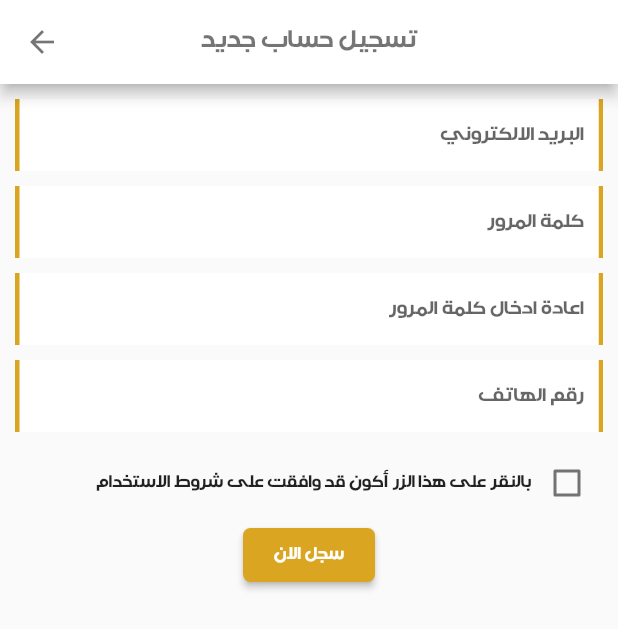
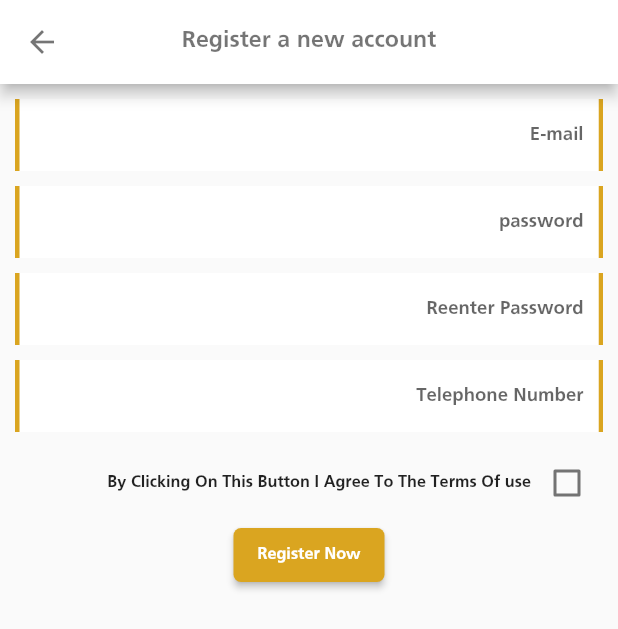
Before and after one commit to saifamer2030/kakul, a Flutter app: the RegisterNewUser screen opened directly, on a phone screen of 412 x 824 dp. Shown: the top 629 px of the screen. Run offline on Flutter 3.47's test engine with Material 2 defaults, Android fonts, the phone set to English and light mode, and no system bars; our stand-ins replace dio, flutter_cache_manager, flutter_rating_bar, flutter_speed_dial, flutter_spinkit, flutter_swiper and 7 more; missing offline and left inert: devicelocale, fluster; accounts and stored records are empty; network calls fail.

Commit message:
Final App kakul

```diff
--- a/assets/langs/ar.json
+++ b/assets/langs/ar.json
@@ -107,7 +107,7 @@
     "TheMainSection": "القسم الرئيسي",
     "Subsection": "القسم الفرعي",
     "TheDescription": "الوصف",
-    "TelephoneNumber": "رقم الهاتف",
+    "TelephoneNumber": "رقم الجوال",
     "CommercialRegistrationNo": "رقم السجل التجاري",
     "CompanyAddress": "عنوان الشركة",
     "ProfilePictureHasBeenAttached": "تم ارفاق صورة البروفايل'",
@@ -121,7 +121,7 @@
     "YoutubeChannelLink": "رابط قناة اليوتيوب",
     "SnapchatLink": "رابط سناب شات",
     "ByClickingOnThisButtonIAgreeToTheTermsOfuse": "بالنقر على هذا الزر أكون قد وافقت على شروط الاستخدام",
-    "CompanyRegistrationInProgress": "جاري تسجيل الشركة",
+    "CompanyRegistrationInProgress": "جاري تسجيل ",
     "SuccessfullyRegistered": "تم التسجيل بنجاح",
     "RegisterNow": "سجل الان",
     "PleaseFillInTheRequiredSpaces": "من فضلك املأ الفراغات المطلوبة",
@@ -141,7 +141,10 @@
     "PostJob": "إضافة وظيفة",
     "AddOffer": "إضافة عرض",
     "AddNews": "إضافة خبر",
-    "Login" : "تسجيل دخول"
+    "Login" : "تسجيل دخول",
+    "NewJobAlertFromCompany": "تنبيه بوظيفة جديدة من شركة ",
+    "RegisterNewAccount": "تسجيل حساب جديد",
+    "ThereIsNo": "لا يوجد"
 
 
 
--- a/lib/view/notify.dart
+++ b/lib/view/notify.dart
@@ -35,7 +35,7 @@
                             backgroundColor: MyColor.customColor,
                             child: Image.asset('assets/profile2.png'),
                           ),
-                          title: Text('تنبيه بوظيفة جديدة من شركة  ${jobPro.jobs[index].name}'),
+                          title: Text('${translator.translate('NewJobAlertFromCompany')}${jobPro.jobs[index].name}'),
                           subtitle: Text(
                             jobPro.jobs[index].dateAt.split(' ')[0],
                             style: TextStyle(color: Colors.grey),
--- a/lib/view/registerNewuser.dart
+++ b/lib/view/registerNewuser.dart
@@ -9,6 +9,7 @@
 import 'package:kul_last/backend/sectionBack.dart';
 import 'package:kul_last/model/section.dart';
 import 'package:kul_last/model/subSection.dart';
+import 'package:localize_and_translate/localize_and_translate.dart';
 import 'package:location/location.dart';
 
 import '../myColor.dart';
@@ -65,7 +66,7 @@
             },
           ),
           title:
-              Text('تسجيل حساب جديد', style: TextStyle(color: Colors.black54)),
+              Text(translator.translate('RegisterNewAccount'), style: TextStyle(color: Colors.black54)),
         ),
         body: SafeArea(
           child: Container(
@@ -90,7 +91,7 @@
                             controller: mailController,
                             keyboardType: TextInputType.emailAddress,
                             decoration: InputDecoration(
-                              hintText: 'البريد الالكتروني',
+                              hintText: translator.translate('E-mail'),
                               contentPadding: EdgeInsets.all(10),
                               border: InputBorder.none,
                               fillColor: Colors.white,
@@ -122,7 +123,7 @@
                             controller: passController,
                             obscureText: true,
                             decoration: InputDecoration(
-                              hintText: 'كلمة المرور',
+                              hintText: translator.translate('password'),
                               contentPadding: EdgeInsets.all(10),
                               border: InputBorder.none,
                               fillColor: Colors.white,
@@ -154,7 +155,7 @@
                             controller: confirmPassController,
                             obscureText: true,
                             decoration: InputDecoration(
-                              hintText: 'اعادة ادخال كلمة المرور',
+                              hintText: translator.translate('ReenterPassword'),
                               contentPadding: EdgeInsets.all(10),
                               border: InputBorder.none,
                               fillColor: Colors.white,
@@ -186,7 +187,7 @@
                             keyboardType: TextInputType.phone,
                             controller: phoneController,
                             decoration: InputDecoration(
-                              hintText: 'رقم الهاتف',
+                              hintText: translator.translate('TelephoneNumber'),
                               contentPadding: EdgeInsets.all(10),
                               border: InputBorder.none,
                               fillColor: Colors.white,
@@ -217,7 +218,7 @@
                           activeColor: MyColor.customColor,
                         ),
                         Text(
-                            'بالنقر على هذا الزر أكون قد وافقت على شروط الاستخدام'),
+                            translator.translate('ByClickingOnThisButtonIAgreeToTheTermsOfuse')),
                       ],
                     ),
                     RaisedButton(
@@ -239,13 +240,13 @@
                                   SizedBox(
                                     width: 10,
                                   ),
-                                  Text('جاري تسجيل الشركة')
+                                  Text(translator.translate('CompanyRegistrationInProgress'))
                                 ],
                               ),
                             ),
                           );
                           await registeruser(
-                                  companyName: "لا يوجد",
+                                  companyName: translator.translate('ThereIsNo'),
                                   coverImg: null,
                                   description: "",
                                   email: mailController.text,
@@ -266,7 +267,7 @@
                                   youtube: "")
                               .then((v) {
                             Fluttertoast.showToast(
-                                msg: "تم التسجيل بنجاح",
+                                msg: translator.translate('SuccessfullyRegistered'),
                                 toastLength: Toast.LENGTH_SHORT,
                                 gravity: ToastGravity.CENTER,
                                 timeInSecForIos: 1,
@@ -282,7 +283,7 @@
                           }).then((v) {});
                         }
                       },
-                      child: Text('سجل الان'),
+                      child: Text(translator.translate('RegisterNow')),
                     ),
                     SizedBox(
                       height: 10,
@@ -309,13 +310,13 @@
         mailController.text.isEmpty ||
         passController.text.isEmpty ||
         phoneController.text.isEmpty) {
-      showSnackMsg('من فضلك املأ الفراغات المطلوبة');
+      showSnackMsg(translator.translate('PleaseFillInTheRequiredSpaces'));
       return false;
     } else if (passController.text != confirmPassController.text) {
-      showSnackMsg('كلمة المرور غير مطابقة');
+      showSnackMsg(translator.translate('passwordsDoNotMatch'));
       return false;
     } else if (checkBoxVal == false) {
-      showSnackMsg('لم يتم الموافقة على شروط الأستخدام');
+      showSnackMsg(translator.translate('TheTermsOfUseHaveNotBeenApproved'));
       return false;
     }
     return true;
--- a/lib/view/similaroffers.dart
+++ b/lib/view/similaroffers.dart
@@ -3,6 +3,7 @@
 import 'package:kul_last/model/offer.dart';
 import 'package:kul_last/viewModel/jobsProvider.dart';
 import 'package:kul_last/viewModel/offersProvider.dart';
+import 'package:localize_and_translate/localize_and_translate.dart';
 import 'package:provider/provider.dart';
 import 'package:url_launcher/url_launcher.dart';
 
@@ -48,7 +49,7 @@
         backgroundColor: MyColor.customColor,
         centerTitle: true,
         title: Text(
-          'عروض مشابهة',
+          translator.translate('OtherSimilarOffers'),
         ),
       ),
       body: Container(
@@ -152,7 +153,7 @@
                       child: RaisedButton(
                         color: MyColor.customColor,
                         textColor: Colors.white,
-                        child: Text('اظهار الرقم'),
+                        child: Text(translator.translate('ShowTheNumber')),
                         onPressed: () {
                           showDialog(
                               context: context,
```
Also changed, not shown: assets/langs/en.json (+7 -4 lines), lib/view/offersInCompany.dart (+4 -3 lines), lib/view/registerNewCompany.dart (+28 -27 lines), lib/view/similarjobs.dart (+8 -7 lines).
